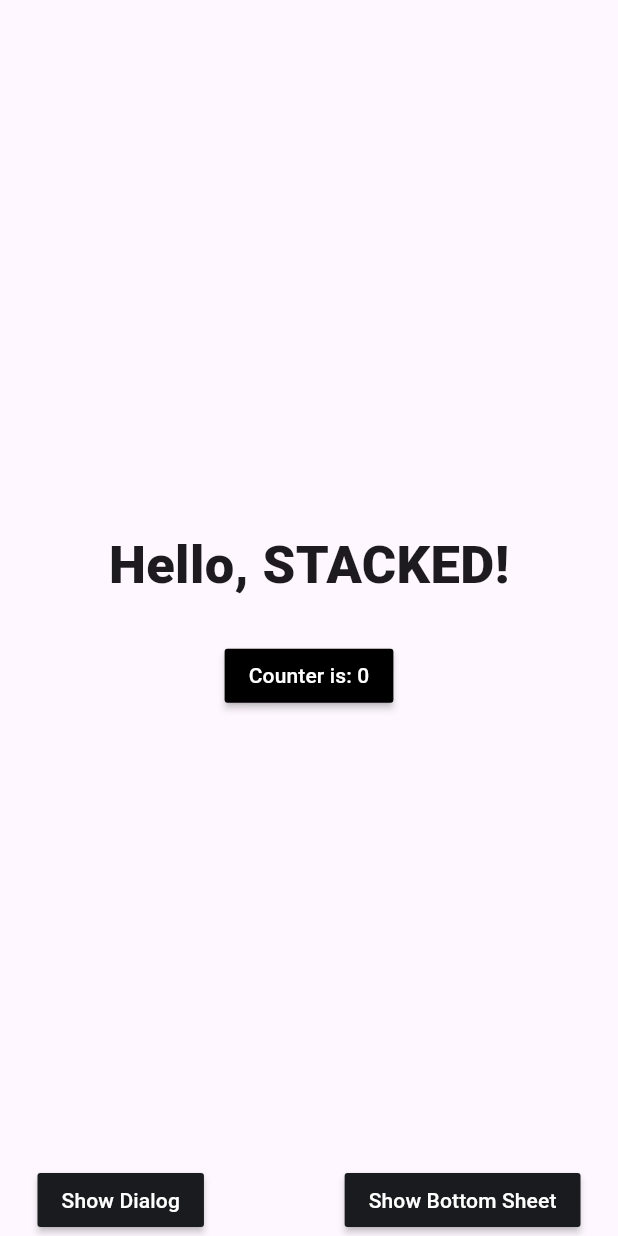
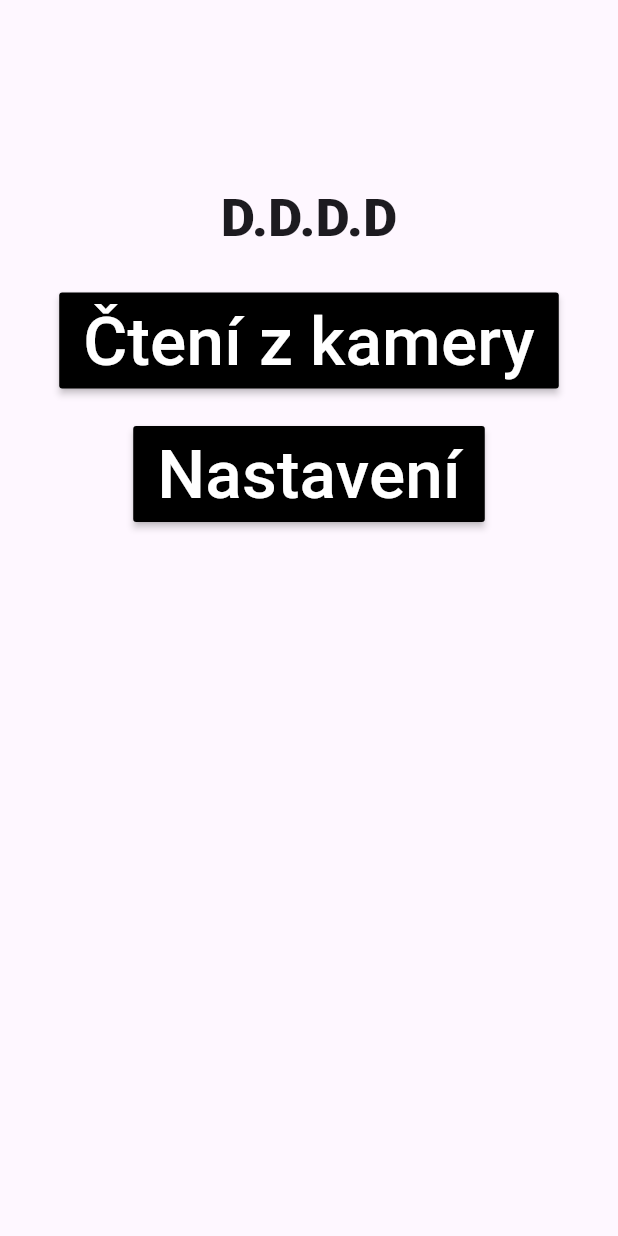
Before and after one commit to abbcccdddd2024/dddd_mobile, a Flutter app: the screen it shows after launch, on a phone screen of 412 x 824 dp. Run offline on Flutter 3.47's test engine with Material 3 defaults, Android fonts, the phone set to English and light mode, and no system bars; our stand-ins replace stacked, stacked_services, stacked_shared.

Commit message:
working prototype

```diff
--- a/lib/ui/views/home/home_view.dart
+++ b/lib/ui/views/home/home_view.dart
@@ -21,13 +21,13 @@ class HomeView extends StackedView<HomeViewModel> {
           child: Center(
             child: Column(
               mainAxisSize: MainAxisSize.max,
-              mainAxisAlignment: MainAxisAlignment.spaceBetween,
+              mainAxisAlignment: MainAxisAlignment.start,
               children: [
-                verticalSpaceLarge,
+                verticalSpaceMassive,
                 Column(
                   children: [
                     const Text(
-                      'Hello, STACKED!',
+                      'D.D.D.D',
                       style: TextStyle(
                         fontSize: 35,
                         fontWeight: FontWeight.w900,
@@ -36,39 +36,23 @@ class HomeView extends StackedView<HomeViewModel> {
                     verticalSpaceMedium,
                     MaterialButton(
                       color: Colors.black,
-                      onPressed: viewModel.incrementCounter,
+                      onPressed: viewModel.goToGetCameraView,
                       child: Text(
-                        viewModel.counterLabel,
-                        style: const TextStyle(color: Colors.white),
+                        "Čtení z kamery",
+                        style: const TextStyle(color: Colors.white, fontSize: 45),
+                      ),
+                    ),
+                    verticalSpaceMedium,
+                    MaterialButton(
+                      color: Colors.black,
+                      onPressed: viewModel.goToSettingsView,
+                      child: Text(
+                        "Nastavení",
+                        style: const TextStyle(color: Colors.white, fontSize: 45),
                       ),
                     ),
                   ],
                 ),
-                Row(
-                  mainAxisAlignment: MainAxisAlignment.spaceBetween,
-                  children: [
-                    MaterialButton(
-                      color: kcDarkGreyColor,
-                      onPressed: viewModel.showDialog,
-                      child: const Text(
-                        'Show Dialog',
-                        style: TextStyle(
-                          color: Colors.white,
-                        ),
-                      ),
-                    ),
-                    MaterialButton(
-                      color: kcDarkGreyColor,
-                      onPressed: viewModel.showBottomSheet,
-                      child: const Text(
-                        'Show Bottom Sheet',
-                        style: TextStyle(
-                          color: Colors.white,
-                        ),
-                      ),
-                    ),
-                  ],
-                )
               ],
             ),
           ),
--- a/lib/ui/views/home/home_viewmodel.dart
+++ b/lib/ui/views/home/home_viewmodel.dart
@@ -1,36 +1,16 @@
-import 'package:dddd_mobile/app/app.bottomsheets.dart';
-import 'package:dddd_mobile/app/app.dialogs.dart';
 import 'package:dddd_mobile/app/app.locator.dart';
-import 'package:dddd_mobile/ui/common/app_strings.dart';
+import 'package:dddd_mobile/app/app.router.dart';
 import 'package:stacked/stacked.dart';
 import 'package:stacked_services/stacked_services.dart';
 
 class HomeViewModel extends BaseViewModel {
-  final _dialogService = locator<DialogService>();
-  final _bottomSheetService = locator<BottomSheetService>();
+  final _navigationService = locator<NavigationService>();
 
-  String get counterLabel => 'Counter is: $_counter';
-
-  int _counter = 0;
-
-  void incrementCounter() {
-    _counter++;
-    rebuildUi();
+  void goToGetCameraView() {
+    _navigationService.navigateToGetCameraView();
   }
 
-  void showDialog() {
-    _dialogService.showCustomDialog(
-      variant: DialogType.infoAlert,
-      title: 'Stacked Rocks!',
-      description: 'Give stacked $_counter stars on Github',
-    );
-  }
-
-  void showBottomSheet() {
-    _bottomSheetService.showCustomSheet(
-      variant: BottomSheetType.notice,
-      title: ksHomeBottomSheetTitle,
-      description: ksHomeBottomSheetDescription,
-    );
+  void goToSettingsView() {
+    _navigationService.navigateToSettingsView();
   }
 }
```
Also changed, not shown: lib/ui/views/get_camera/get_camera_view.dart (+32 -8 lines), lib/ui/views/get_camera/get_camera_viewmodel.dart (+9 -1 lines), 1 other file.
